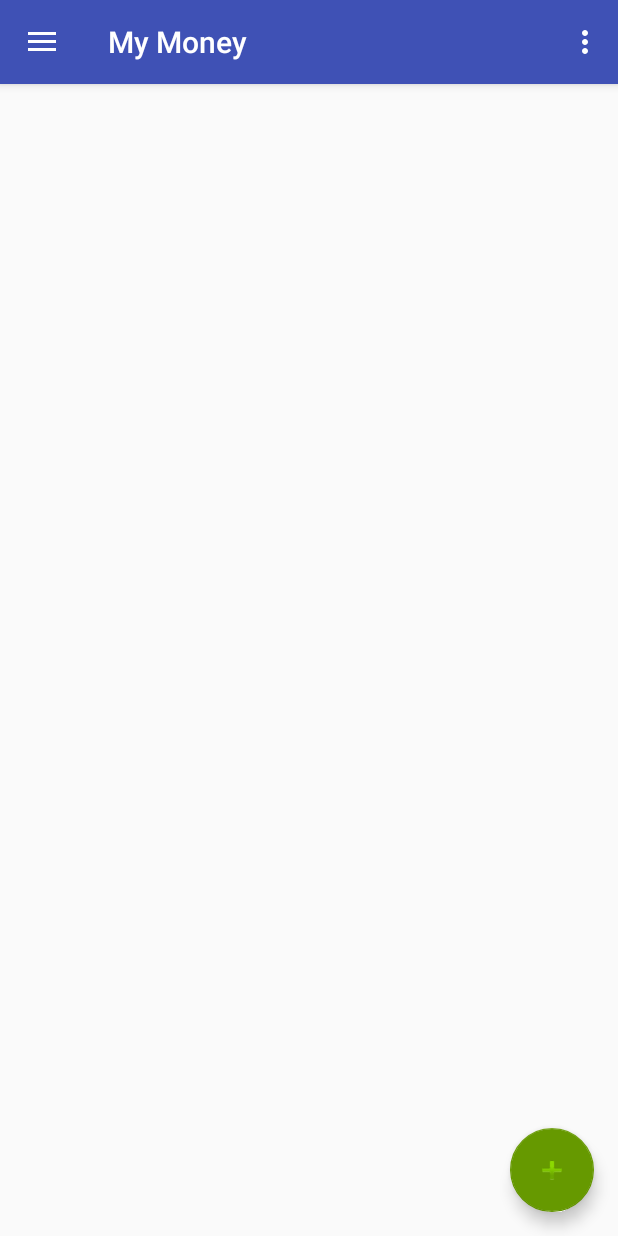
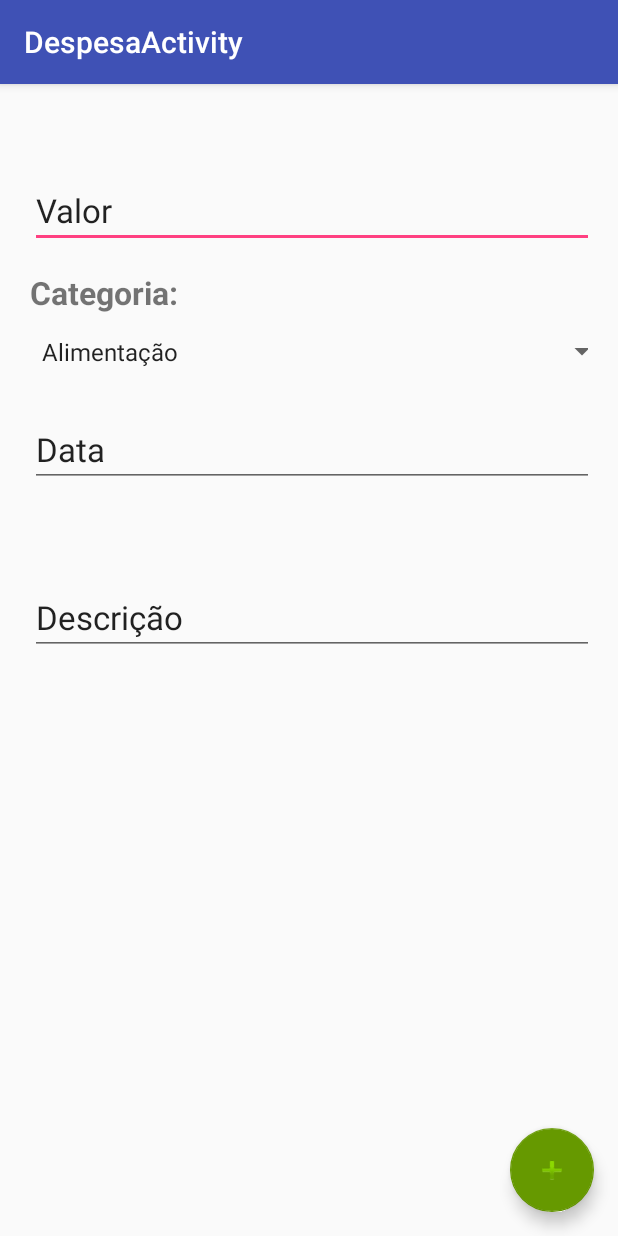
Before and after one commit to adryssonlima/MyMoney, an Android app: the screen it shows after launch (MainActivity before the commit, DespesaActivity after it), in the side drawer, after a tap on "Despesas", on a phone screen of 412 x 824 dp. Run offline under Robolectric (Android 15) with nearby library versions, the phone set to English and light mode, and no system bars.

Commit message:
Tela de Despesas

```diff
--- a/app/src/main/AndroidManifest.xml
+++ b/app/src/main/AndroidManifest.xml
@@ -21,6 +21,10 @@
         <activity
             android:name=".MainActivity"
             android:label="@string/title_activity_main"
+            android:theme="@style/AppTheme.NoActionBar" />
+        <activity
+            android:name=".DespesaActivity"
+            android:label="@string/title_activity_despesa"
             android:theme="@style/AppTheme.NoActionBar"></activity>
     </application>
 
--- /dev/null
+++ b/app/src/main/java/com/example/adrysson/mymoney/DespesaActivity.java
@@ -0,0 +1,89 @@
+package com.example.adrysson.mymoney;
+
+import android.app.DatePickerDialog;
+import android.app.Dialog;
+import android.os.Bundle;
+import android.support.design.widget.FloatingActionButton;
+import android.support.design.widget.Snackbar;
+import android.support.v7.app.AppCompatActivity;
+import android.support.v7.widget.Toolbar;
+import android.view.View;
+import android.widget.ArrayAdapter;
+import android.widget.DatePicker;
+import android.widget.Spinner;
+import android.widget.TextView;
+import android.widget.Toast;
+
+import java.util.ArrayList;
+import java.util.Calendar;
+
+public class DespesaActivity extends AppCompatActivity {
+
+    private DatePicker datePicker;
+    private Calendar calendar;
+    private TextView dateView;
+    private int year, month, day;
+
+    @Override
+    protected void onCreate(Bundle savedInstanceState) {
+        super.onCreate(savedInstanceState);
+        setContentView(R.layout.activity_despesa);
+        Toolbar toolbar = (Toolbar) findViewById(R.id.toolbar);
+        setSupportActionBar(toolbar);
+
+        dateView = (TextView) findViewById(R.id.textView3);
+        calendar = Calendar.getInstance();
+        year = calendar.get(Calendar.YEAR);
+
+        month = calendar.get(Calendar.MONTH);
+        day = calendar.get(Calendar.DAY_OF_MONTH);
+        showDate(year, month+1, day);
+
+        FloatingActionButton fab = (FloatingActionButton) findViewById(R.id.fab);
+        fab.setOnClickListener(new View.OnClickListener() {
+            @Override
+            public void onClick(View view) {
+                Snackbar.make(view, "Replace with your own action", Snackbar.LENGTH_LONG)
+                        .setAction("Action", null).show();
+            }
+        });
+
+    }
+
+    @SuppressWarnings("deprecation")
+    public void setDate(View view) {
+        showDialog(999);
+        Toast.makeText(getApplicationContext(), "ca",
+                Toast.LENGTH_SHORT)
+                .show();
+    }
+
+    @Override
+    protected Dialog onCreateDialog(int id) {
+        // TODO Auto-generated method stub
+        if (id == 999) {
+            return new DatePickerDialog(this,
+                    myDateListener, year, month, day);
+        }
+        return null;
+    }
+
+    private DatePickerDialog.OnDateSetListener myDateListener = new
+            DatePickerDialog.OnDateSetListener() {
+                @Override
+                public void onDateSet(DatePicker arg0,
+                                      int arg1, int arg2, int arg3) {
+                    // TODO Auto-generated method stub
+                    // arg1 = year
+                    // arg2 = month
+                    // arg3 = day
+                    showDate(arg1, arg2+1, arg3);
+                }
+            };
+
+    private void showDate(int year, int month, int day) {
+        dateView.setText(new StringBuilder().append(day).append("/")
+                .append(month).append("/").append(year));
+    }
+
+}
--- a/app/src/main/java/com/example/adrysson/mymoney/MainActivity.java
+++ b/app/src/main/java/com/example/adrysson/mymoney/MainActivity.java
@@ -1,5 +1,6 @@
 package com.example.adrysson.mymoney;
 
+import android.content.Intent;
 import android.os.Bundle;
 import android.support.design.widget.FloatingActionButton;
 import android.support.design.widget.Snackbar;
@@ -80,20 +81,32 @@ public class MainActivity extends AppCompatActivity
         // Handle navigation view item clicks here.
         int id = item.getItemId();
 
-        if (id == R.id.nav_principal) {
-            // Handle the camera action
-        } else if (id == R.id.nav_attach_money) {
+        switch (id) {
+            case R.id.nav_principal:
 
-        } else if (id == R.id.nav_money_off) {
+                break;
+            case R.id.nav_attach_money:
 
-        } else if (id == R.id.nav_reports) {
+                break;
+            case R.id.nav_money_off:
+                Intent intentDespesa = new Intent(this, DespesaActivity.class);
+                startActivity(intentDespesa);
+                break;
+            case R.id.nav_reports:
 
-        } else if (id == R.id.nav_cloud) {
+                break;
+            case R.id.nav_cloud:
 
-        } else if (id == R.id.nav_label) {
+                break;
+            case R.id.nav_label:
 
-        } else if (id == R.id.nav_ajustes) {
+                break;
+            case R.id.nav_ajustes:
 
+                break;
+            default:
+                Intent intentMain = new Intent(this, MainActivity.class);
+                startActivity(intentMain);
         }
 
         DrawerLayout drawer = (DrawerLayout) findViewById(R.id.drawer_layout);
--- /dev/null
+++ b/app/src/main/res/layout/activity_despesa.xml
@@ -0,0 +1,158 @@
+<?xml version="1.0" encoding="utf-8"?>
+<android.support.design.widget.CoordinatorLayout xmlns:android="http://schemas.android.com/apk/res/android"
+    xmlns:app="http://schemas.android.com/apk/res-auto"
+    xmlns:tools="http://schemas.android.com/tools"
+    android:layout_width="match_parent"
+    android:layout_height="match_parent"
+    tools:context="com.example.adrysson.mymoney.DespesaActivity">
+
+    <android.support.design.widget.AppBarLayout
+        android:layout_width="match_parent"
+        android:layout_height="wrap_content"
+        android:theme="@style/AppTheme.AppBarOverlay">
+
+        <android.support.v7.widget.Toolbar
+            android:id="@+id/toolbar"
+            android:layout_width="match_parent"
+            android:layout_height="?attr/actionBarSize"
+            android:background="?attr/colorPrimary"
+            app:popupTheme="@style/AppTheme.PopupOverlay" />
+
+    </android.support.design.widget.AppBarLayout>
+
+    <include layout="@layout/content_despesa"
+        android:id="@+id/include2" />
+
+    <LinearLayout
+        android:layout_height="wrap_content"
+        android:layout_width="match_parent"
+        android:orientation="horizontal" >
+
+        <TableLayout
+            android:id="@+id/table_despesa"
+            android:layout_margin="10dp"
+            android:padding="10dp"
+            android:layout_width="match_parent"
+            android:layout_height="match_parent">
+
+            <TableRow
+                android:id="@+id/table_despesa_line1"
+                android:layout_width="wrap_content"
+                android:layout_height="wrap_content"
+                android:layout_weight="1"
+                android:layout_marginTop="15dp" >
+                <EditText
+                    android:id="@+id/editText3"
+                    android:layout_width="wrap_content"
+                    android:layout_height="wrap_content"
+                    android:layout_marginTop="80dp"
+                    android:ems="20"
+                    android:textSize="22dp"
+                    android:text="Valor"
+                    android:inputType="numberDecimal" />
+            </TableRow>
+            <TableRow
+                android:id="@+id/table_despesa_line2"
+                android:layout_width="wrap_content"
+                android:layout_height="wrap_content"
+                android:layout_weight="1"
+                android:layout_marginTop="15dp" >
+
+                <TextView
+                    android:id="@+id/textViewCategoria"
+                    android:layout_width="match_parent"
+                    android:layout_height="wrap_content"
+                    android:text="Categoria:"
+                    android:textSize="21dp"
+                    android:textStyle="bold" />
+
+            </TableRow>
+            <TableRow
+                android:id="@+id/table_despesa_line3"
+                android:layout_width="wrap_content"
+                android:layout_height="wrap_content"
+                android:layout_weight="1" >
+                <Spinner
+                    android:id="@+id/spinner_categoria"
+                    android:layout_width="match_parent"
+                    android:layout_height="50dp"
+                    android:clickable="true"
+                    android:entries="@array/array_categorias" />
+            </TableRow>
+            <TableRow
+                android:id="@+id/table_despesa_line4"
+                android:layout_width="wrap_content"
+                android:layout_height="wrap_content"
+                android:layout_weight="1"
+                android:layout_marginTop="15dp" >
+
+                <!--<Button-->
+                    <!--android:id="@+id/button1"-->
+                    <!--android:layout_width="wrap_content"-->
+                    <!--android:layout_height="wrap_content"-->
+                    <!--android:layout_alignParentTop="true"-->
+                    <!--android:layout_centerHorizontal="true"-->
+                    <!--android:onClick="setDate"-->
+                    <!--android:text="@string/date_button_set" />-->
+                <EditText
+                    android:id="@+id/button1"
+                    android:layout_width="wrap_content"
+                    android:layout_height="wrap_content"
+                    android:ems="20"
+                    android:textSize="22dp"
+                    android:text="Data"
+                    android:onClick="setDate"
+                    android:inputType="date" />
+
+                <TextView
+                    android:id="@+id/textView2"
+                    android:layout_width="wrap_content"
+                    android:layout_height="wrap_content"
+                    android:layout_below="@+id/button1"
+                    android:layout_toLeftOf="@+id/button1"
+                    android:text="@string/date_view_set"
+                    android:textAppearance="?android:attr/textAppearanceMedium" />
+
+                <TextView
+                    android:id="@+id/textView3"
+                    android:layout_width="wrap_content"
+                    android:layout_height="wrap_content"
+                    android:layout_alignRight="@+id/button1"
+                    android:layout_below="@+id/textView2"
+                    android:layout_marginTop="72dp"
+                    android:text="@string/date_selected"
+                    android:textAppearance="?android:attr/textAppearanceMedium" />
+
+            </TableRow>
+            <TableRow
+                android:id="@+id/table_despesa_line5"
+                android:layout_width="wrap_content"
+                android:layout_height="wrap_content"
+                android:layout_weight="1"
+                android:layout_marginTop="15dp" >
+                <EditText
+                    android:id="@+id/editText5"
+                    android:layout_width="wrap_content"
+                    android:layout_height="wrap_content"
+                    android:ems="10"
+                    android:text="Descrição"
+                    android:textSize="22dp"
+                    android:inputType="textMultiLine" />
+            </TableRow>
+
+        </TableLayout>
+
+
+
+    </LinearLayout>
+
+    <android.support.design.widget.FloatingActionButton
+        android:id="@+id/fab"
+        android:layout_width="wrap_content"
+        android:layout_height="wrap_content"
+        android:layout_gravity="bottom|end"
+        android:layout_margin="@dimen/fab_margin"
+        app:backgroundTint="@android:color/holo_green_dark"
+        app:srcCompat="@android:drawable/ic_input_add" />
+
+</android.support.design.widget.CoordinatorLayout>
--- /dev/null
+++ b/app/src/main/res/layout/content_despesa.xml
@@ -0,0 +1,11 @@
+<?xml version="1.0" encoding="utf-8"?>
+<android.support.constraint.ConstraintLayout xmlns:android="http://schemas.android.com/apk/res/android"
+    xmlns:app="http://schemas.android.com/apk/res-auto"
+    xmlns:tools="http://schemas.android.com/tools"
+    android:layout_width="match_parent"
+    android:layout_height="match_parent"
+    app:layout_behavior="@string/appbar_scrolling_view_behavior"
+    tools:context="com.example.adrysson.mymoney.DespesaActivity"
+    tools:showIn="@layout/activity_despesa">
+
+</android.support.constraint.ConstraintLayout>
--- a/app/src/main/res/values/strings.xml
+++ b/app/src/main/res/values/strings.xml
@@ -6,4 +6,23 @@
     <string name="navigation_drawer_close">Close navigation drawer</string>
 
     <string name="action_settings">Settings</string>
+    <string name="title_activity_despesa">DespesaActivity</string>
+
+    <!-- Categorias -->
+    <string-array name="array_categorias">
+        <item>Alimentação</item>
+        <item>Educação</item>
+        <item>Moradia</item>
+        <item>Pagamentos</item>
+        <item>Roupa</item>
+        <item>Saúde</item>
+        <item>Transporte</item>
+    </string-array>
+
+    <string name="hello_world">Hello world!</string>
+    <string name="date_label_set">Press the button to set the date</string>
+    <string name="date_button_set">Set Date</string>
+    <string name="date_view_set">The Date is: </string>
+    <string name="date_selected"></string>
+
 </resources>
```
Also changed, not shown: 1 other file.
